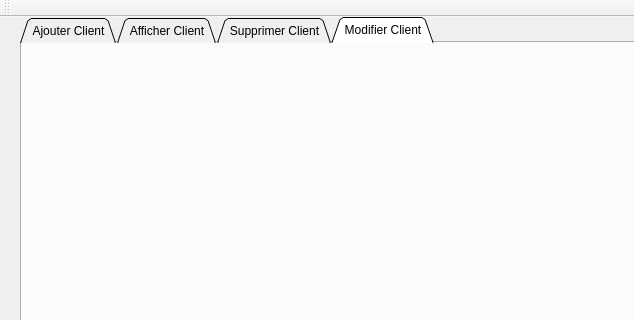
Before: the Qt Designer form mainwindow.ui in Ayaomezzine/Smart_Parc_2A14, drawn with Qt 5; both pictures show x 0 to 634 and y 0 to 320 of the 1064 by 529 pixel window.
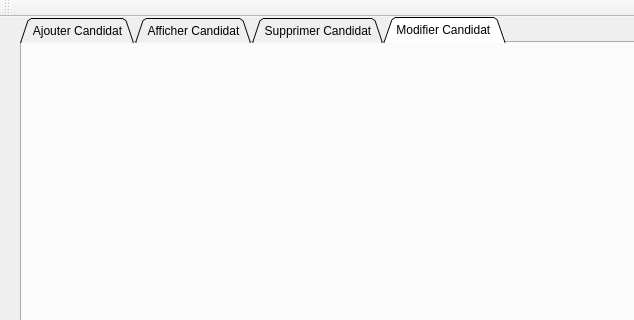
After: the same form once the commit is applied. The open tabs and pages were chosen to show the change.

What changed in the file:
```diff
--- a/mainwindow.ui
+++ b/mainwindow.ui
@@ -31,7 +31,7 @@
     </property>
     <widget class="QWidget" name="tab">
      <attribute name="title">
-      <string>Ajouter Client</string>
+      <string>Ajouter Candidat</string>
      </attribute>
      <widget class="QLabel" name="label">
       <property name="geometry">
@@ -187,7 +187,7 @@
     </widget>
     <widget class="QWidget" name="tab_2">
      <attribute name="title">
-      <string>Afficher Client</string>
+      <string>Afficher Candidat</string>
      </attribute>
      <widget class="QTableView" name="tab_candidat">
       <property name="geometry">
@@ -251,12 +251,12 @@
     </widget>
     <widget class="QWidget" name="tab_3">
      <attribute name="title">
-      <string>Supprimer Client</string>
+      <string>Supprimer Candidat</string>
      </attribute>
     </widget>
     <widget class="QWidget" name="tab_4">
      <attribute name="title">
-      <string>Modifier Client</string>
+      <string>Modifier Candidat </string>
      </attribute>
     </widget>
    </widget>
```
Left out of the diff: 2 changed lines with no effect on the pictures.
